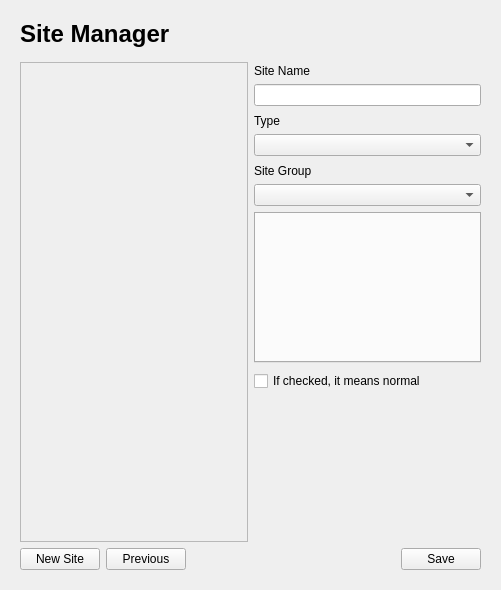
fengzhu2007/anycode, file App/project/new_project_two_widget.ui: the form before one commit.
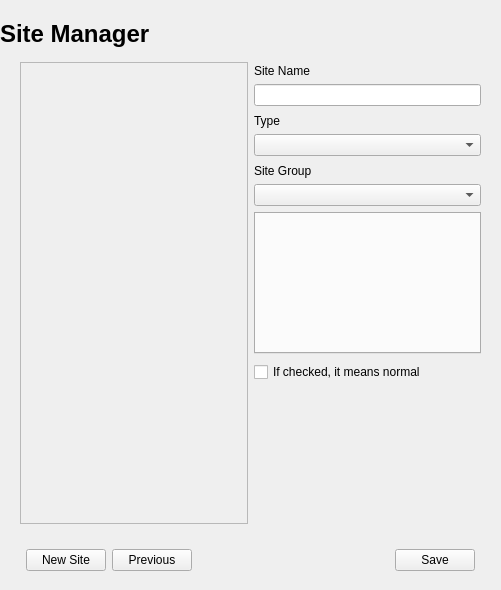
The form after the commit. Custom widgets are drawn as their Qt base class.

The edit to the form file:
```diff
--- a/App/project/new_project_two_widget.ui
+++ b/App/project/new_project_two_widget.ui
@@ -15,16 +15,16 @@
   </property>
   <layout class="QVBoxLayout" name="verticalLayout_4">
    <property name="leftMargin">
-    <number>20</number>
+    <number>0</number>
    </property>
    <property name="topMargin">
     <number>20</number>
    </property>
    <property name="rightMargin">
-    <number>20</number>
+    <number>0</number>
    </property>
    <property name="bottomMargin">
-    <number>20</number>
+    <number>0</number>
    </property>
    <item>
     <widget class="QLabel" name="label">
@@ -57,6 +57,18 @@
    </item>
    <item>
     <layout class="QHBoxLayout" name="horizontalLayout_4">
+     <property name="leftMargin">
+      <number>20</number>
+     </property>
+     <property name="topMargin">
+      <number>0</number>
+     </property>
+     <property name="rightMargin">
+      <number>20</number>
+     </property>
+     <property name="bottomMargin">
+      <number>0</number>
+     </property>
      <item>
       <layout class="QVBoxLayout" name="verticalLayout" stretch="0">
        <item>
@@ -75,8 +87,8 @@
            <rect>
             <x>0</x>
             <y>0</y>
-            <width>223</width>
-            <height>463</height>
+            <width>224</width>
+            <height>448</height>
            </rect>
           </property>
          </widget>
@@ -221,7 +233,20 @@
     </layout>
    </item>
    <item>
-    <layout class="QHBoxLayout" name="horizontalLayout_5">
+    <widget class="QWidget" name="footer" native="true">
+     <property name="minimumSize">
+      <size>
+       <width>0</width>
+       <height>60</height>
+      </size>
+     </property>
+     <layout class="QHBoxLayout" name="horizontalLayout">
+      <property name="leftMargin">
+       <number>26</number>
+      </property>
+      <property name="rightMargin">
+       <number>26</number>
+      </property>
      <item>
       <widget class="QPushButton" name="newSite">
        <property name="text">
@@ -243,7 +268,7 @@
        </property>
        <property name="sizeHint" stdset="0">
         <size>
-         <width>40</width>
+          <width>222</width>
          <height>20</height>
         </size>
        </property>
@@ -257,6 +282,7 @@
       </widget>
      </item>
     </layout>
+    </widget>
    </item>
   </layout>
  </widget>
```
Left out of the diff: 2 changed lines with no effect on the pictures. Lines whose indentation alone changed are shown as unchanged.
